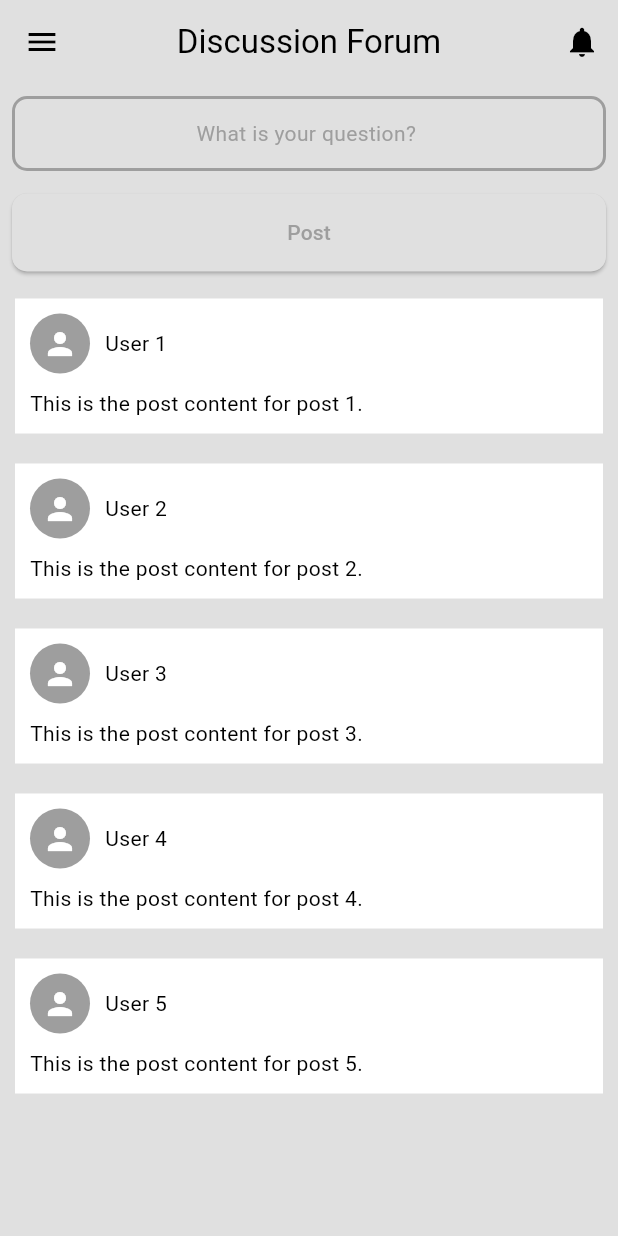
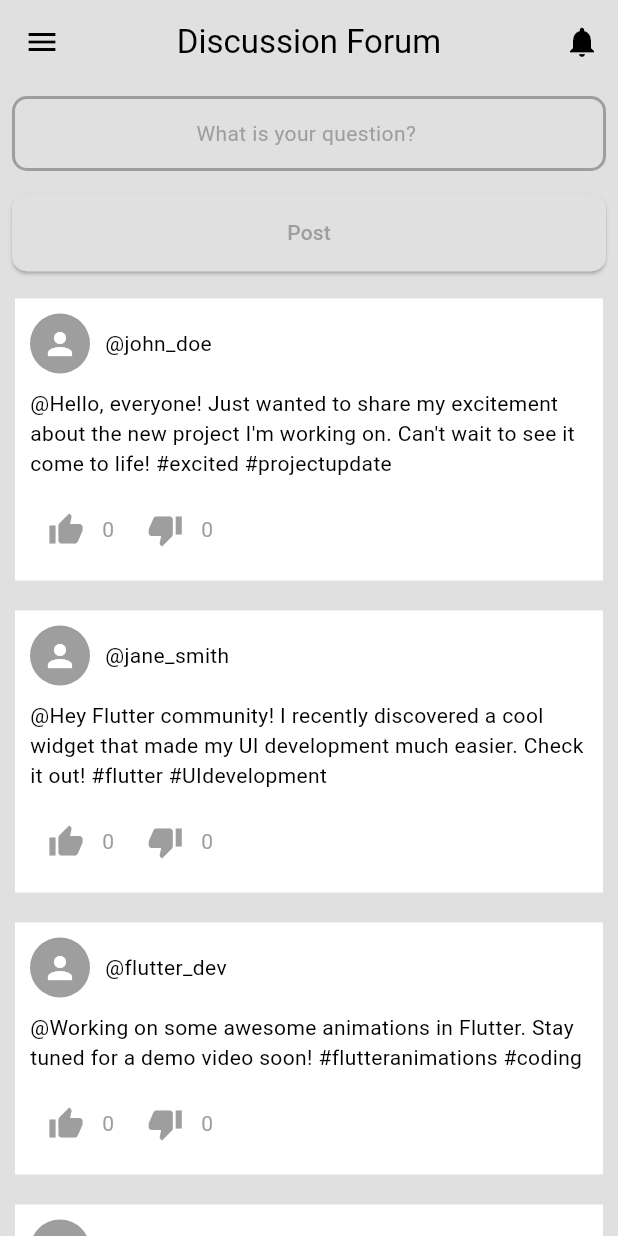
Before and after one commit to kika1s1/CourseHub, a Flutter app: the HomeScreen screen opened directly, on a phone screen of 412 x 824 dp. Run offline on Flutter 3.47's test engine with Material 3 defaults, Android fonts, the light colour scheme and no system bars.

Commit message:
upvote and down vote is added

```diff
--- /dev/null
+++ b/course_hub/lib/data/post_data.dart
@@ -0,0 +1,110 @@
+List<Map<String, dynamic>> postsData = [
+  {
+    'username': 'john_doe',
+    'id': '123456789',
+    'post':
+        'Hello, everyone! Just wanted to share my excitement about the new project I\'m working on. Can\'t wait to see it come to life! #excited #projectupdate',
+  },
+  {
+    'username': 'jane_smith',
+    'id': '987654321',
+    'post':
+        'Hey Flutter community! I recently discovered a cool widget that made my UI development much easier. Check it out! #flutter #UIdevelopment',
+  },
+  {
+    'username': 'flutter_dev',
+    'id': '456789123',
+    'post':
+        'Working on some awesome animations in Flutter. Stay tuned for a demo video soon! #flutteranimations #coding',
+  },
+  {
+    'username': 'code_ninja',
+    'id': '789123456',
+    'post':
+        'Just released a new package for state management in Flutter. Give it a try and let me know your feedback! #flutter #statemanagement',
+  },
+  {
+    'username': 'tech_guru',
+    'id': '321654987',
+    'post':
+        'Sharing my favorite Flutter tips and tricks on my blog. Check it out for some cool hacks! #fluttertips #blogging',
+  },
+  {
+    'username': 'design_master',
+    'id': '654987321',
+    'post':
+        'Exploring beautiful UI designs in Flutter. Here\'s a sneak peek of my latest project! #flutterdesigns #UIUX',
+  },
+  {
+    'username': 'dev_girl',
+    'id': '987321654',
+    'post':
+        'Started learning Flutter recently, and I\'m loving it! Can\'t wait to build my first app. #flutter #learning',
+  },
+  {
+    'username': 'app_wizard',
+    'id': '321987654',
+    'post':
+        'Just published my app on the Play Store using Flutter. It\'s been an amazing journey! #flutterdev #appdevelopment',
+  },
+  {
+    'username': 'coding_enthusiast',
+    'id': '654321987',
+    'post':
+        'Attending a Flutter conference next week. Excited to meet fellow Flutter enthusiasts! #flutterconference #networking',
+  },
+  {
+    'username': 'flutter_rocks',
+    'id': '987654123',
+    'post':
+        'Flutter is the future of mobile app development. Who else is excited about its potential? #flutter #future',
+  },
+  {
+    'username': 'dev_life',
+    'id': '123987654',
+    'post':
+        'Late-night coding sessions with Flutter. It\'s addictive! #coding #flutterdev',
+  },
+  {
+    'username': 'widget_master',
+    'id': '654123987',
+    'post':
+        'Found a fantastic widget that solves a common UI problem. Sharing it with the Flutter community! #flutterwidgets #UI',
+  },
+  {
+    'username': 'dart_lover',
+    'id': '987654123',
+    'post':
+        'Dart language is elegant and powerful. Enjoying every moment of coding with it. #dartlang #programming',
+  },
+  {
+    'username': 'flutter_tutorials',
+    'id': '123456789',
+    'post':
+        'Just posted a new video tutorial on building a Flutter app from scratch. Check it out and let me know your thoughts! #fluttertutorial #YouTube',
+  },
+  {
+    'username': 'creative_coder',
+    'id': '789123456',
+    'post':
+        'Experimenting with custom animations in Flutter. It\'s amazing what you can create! #flutteranimations #creativity',
+  },
+  {
+    'username': 'code_explorer',
+    'id': '456789123',
+    'post':
+        'Diving deep into Flutter framework internals. Fascinating stuff! #flutter #framework',
+  },
+  {
+    'username': 'flutter_news',
+    'id': '321654987',
+    'post':
+        'Stay updated with the latest news and updates from the Flutter world. Follow me for daily updates! #flutternews #community',
+  },
+  {
+    'username': 'design_inspiration',
+    'id': '654987321',
+    'post':
+        'Sharing some design inspiration for Flutter developers. Get your creativity flowing! #flutterdesigns #inspiration',
+  },
+];
--- /dev/null
+++ b/course_hub/lib/models/post.dart
@@ -0,0 +1,13 @@
+class Post {
+  final String username;
+  final String content;
+  int upvotes;
+  int downvotes;
+
+  Post({
+    required this.username,
+    required this.content,
+    this.upvotes = 0,
+    this.downvotes = 0,
+  });
+}
--- a/course_hub/lib/screens/home_screen.dart
+++ b/course_hub/lib/screens/home_screen.dart
@@ -1,12 +1,38 @@
 // ignore_for_file: library_private_types_in_public_api
 
 import 'package:course_hub/components/create_post_bottom.dart';
+import 'package:course_hub/data/post_data.dart';
+import 'package:course_hub/models/post.dart';
 import 'package:course_hub/screens/profile_screen.dart';
 import 'package:course_hub/screens/setting_screen.dart';
 import 'package:flutter/material.dart';
 
-class HomeScreen extends StatelessWidget {
+class HomeScreen extends StatefulWidget {
   const HomeScreen({super.key});
+
+  @override
+  State<HomeScreen> createState() => _HomeScreenState();
+}
+
+class _HomeScreenState extends State<HomeScreen> {
+  // Dummy data for posts
+  List<Post> posts = postsData.map((postData) {
+    return Post(
+      username: "@${postData['username']}",
+      content: "@${postData['post']}",
+    );
+  }).toList();
+  void _upvotePost(int index) {
+    setState(() {
+      posts[index].upvotes++;
+    });
+  }
+
+  void _downvotePost(int index) {
+    setState(() {
+      posts[index].downvotes++;
+    });
+  }
 
   @override
   Widget build(BuildContext context) {
@@ -91,9 +117,9 @@ class HomeScreen extends StatelessWidget {
           ),
           Expanded(
             child: ListView.builder(
-              itemCount: 5,
+              itemCount: posts.length,
               itemBuilder: (context, index) {
-                return _buildPost(context, index);
+                return _buildPost(context, index, posts[index]);
               },
             ),
           ),
@@ -102,7 +128,7 @@ class HomeScreen extends StatelessWidget {
     );
   }
 
-  Widget _buildPost(BuildContext context, int index) {
+  Widget _buildPost(BuildContext context, int index, Post post) {
     return Container(
       margin: const EdgeInsets.all(10),
       padding: const EdgeInsets.all(10),
@@ -114,22 +140,55 @@ class HomeScreen extends StatelessWidget {
             children: [
               CircleAvatar(
                 backgroundColor: Theme.of(context).colorScheme.primary,
-                child: Icon(Icons.person,
-                    color: Theme.of(context).colorScheme.tertiary),
+                child: Icon(
+                  Icons.person,
+                  color: Theme.of(context).colorScheme.tertiary,
+                ),
               ),
               const SizedBox(width: 10),
               Text(
-                'User ${index + 1}',
+                post.username,
                 style: TextStyle(
-                    color: Theme.of(context).colorScheme.inversePrimary),
+                  color: Theme.of(context).colorScheme.inversePrimary,
+                ),
               ),
             ],
           ),
           const SizedBox(height: 10),
           Text(
-            'This is the post content for post ${index + 1}.',
-            style:
-                TextStyle(color: Theme.of(context).colorScheme.inversePrimary),
+            post.content,
+            style: TextStyle(
+              color: Theme.of(context).colorScheme.inversePrimary,
+            ),
+          ),
+          const SizedBox(height: 10),
+          Row(
+            mainAxisAlignment: MainAxisAlignment.start,
+            children: [
+              IconButton(
+                icon: const Icon(Icons.thumb_up),
+                color: Theme.of(context).colorScheme.primary,
+                onPressed: () {
+                  _upvotePost(index);
+                },
+              ),
+              Text(
+                '${post.upvotes}',
+                style: TextStyle(color: Theme.of(context).colorScheme.primary),
+              ),
+              const SizedBox(width: 10),
+              IconButton(
+                icon: const Icon(Icons.thumb_down),
+                color: Theme.of(context).colorScheme.primary,
+                onPressed: () {
+                  _downvotePost(index);
+                },
+              ),
+              Text(
+                '${post.downvotes}',
+                style: TextStyle(color: Theme.of(context).colorScheme.primary),
+              ),
+            ],
           ),
         ],
       ),
```
